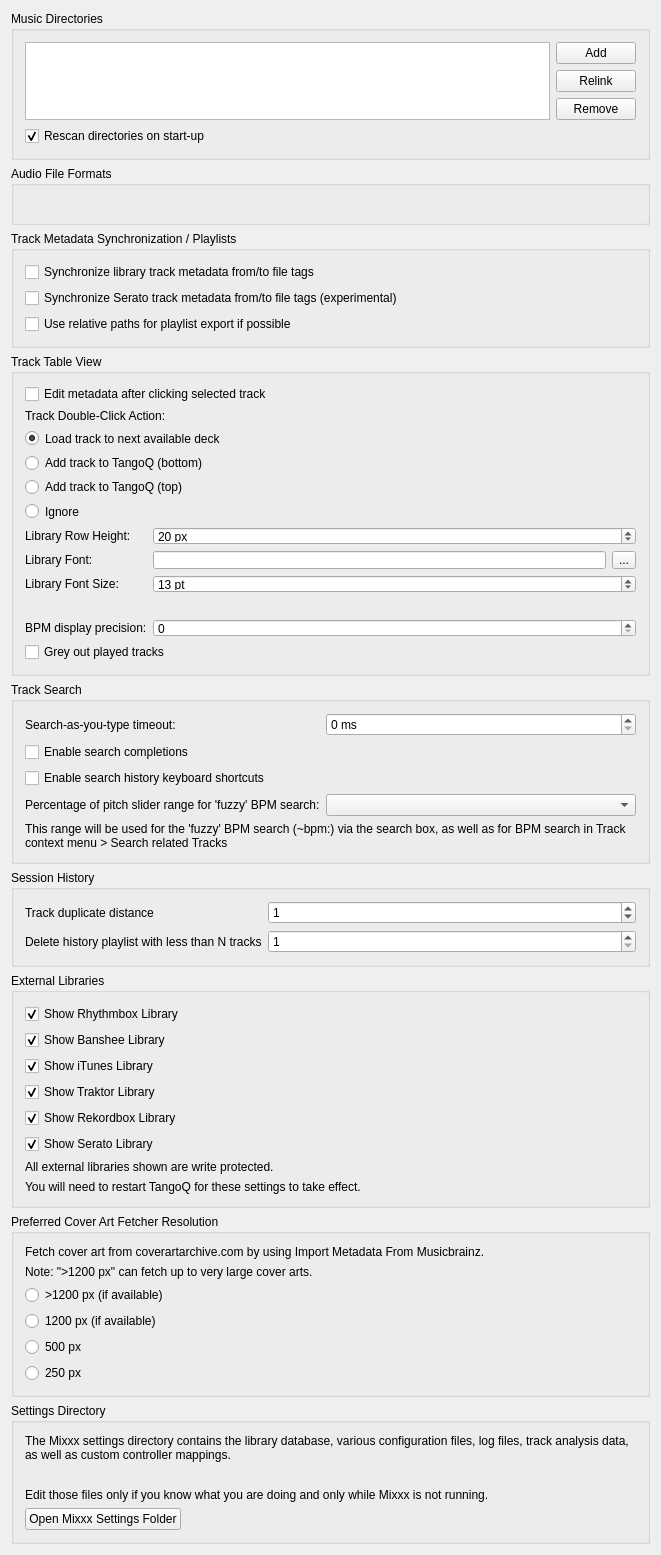
Qt form src/preferences/dialog/dlgpreflibrarydlg.ui (seemantadutta/tangoq) before a commit.
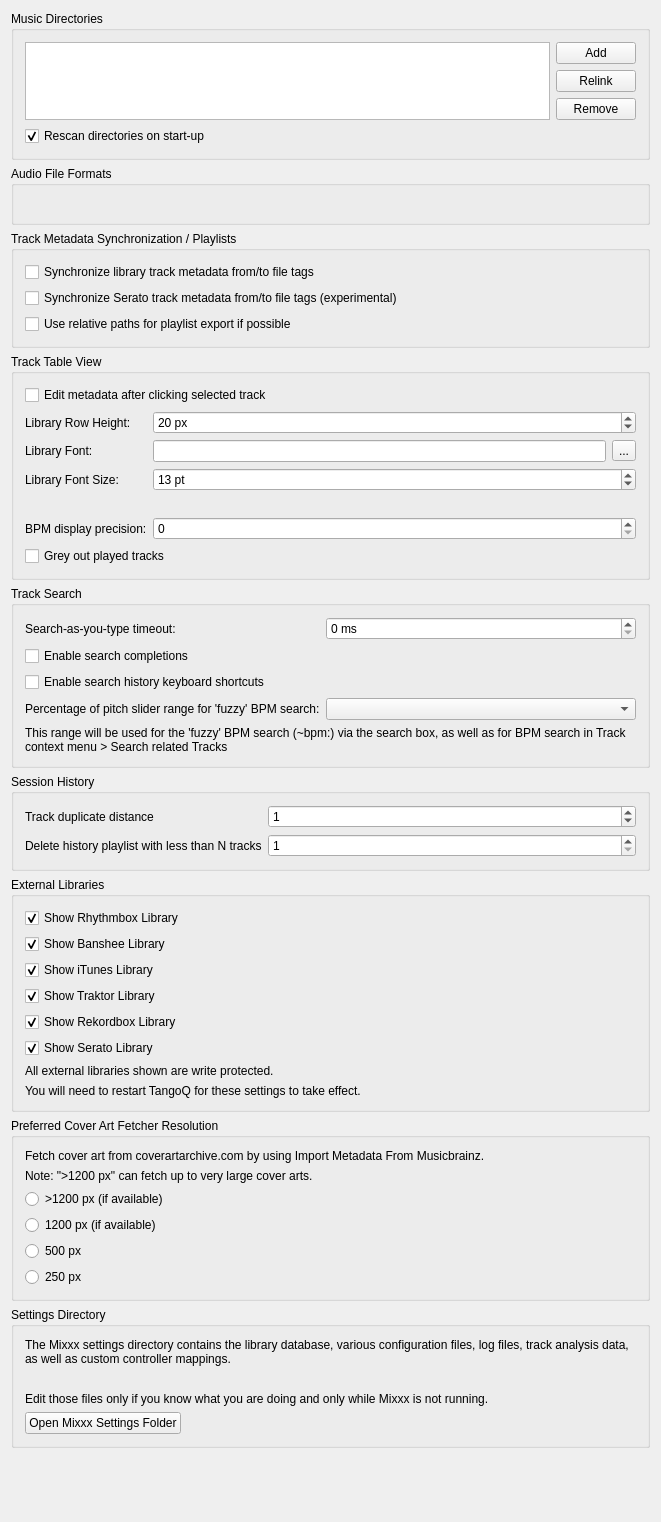
The same form after that commit.

Commit message: Remove track double-click action (always ignore)

```diff
--- a/src/preferences/dialog/dlgpreflibrarydlg.ui
+++ b/src/preferences/dialog/dlgpreflibrarydlg.ui
@@ -170,50 +170,7 @@
        </widget>
       </item>
 
-      <item row="2" column="0" colspan="3">
-       <widget class="QLabel" name="label_doubeClickAction">
-        <property name="text">
-         <string>Track Double-Click Action:</string>
-        </property>
-        <property name="alignment">
-         <set>Qt::AlignLeft|Qt::AlignVCenter</set>
-        </property>
-       </widget>
-      </item>
-
-      <item row="3" column="0" colspan="3">
-       <widget class="QRadioButton" name="radioButton_dbclick_deck">
-        <property name="text">
-         <string>Load track to next available deck</string>
-        </property>
-        <property name="checked">
-         <bool>true</bool>
-        </property>
-       </widget>
-      </item>
-      <item row="4" column="0" colspan="3">
-       <widget class="QRadioButton" name="radioButton_dbclick_bottom">
-        <property name="text">
-         <string>Add track to TangoQ (bottom)</string>
-        </property>
-       </widget>
-      </item>
-      <item row="5" column="0" colspan="3">
-       <widget class="QRadioButton" name="radioButton_dbclick_top">
-        <property name="text">
-         <string>Add track to TangoQ (top)</string>
-        </property>
-       </widget>
-      </item>
-      <item row="6" column="0" colspan="3">
-       <widget class="QRadioButton" name="radioButton_dbclick_ignore">
-        <property name="text">
-         <string>Ignore</string>
-        </property>
-       </widget>
-      </item>
-
-      <item row="7" column="0">
+      <item row="2" column="0">
        <widget class="QLabel" name="label_rowHeight">
         <property name="text">
          <string>Library Row Height:</string>
@@ -223,7 +180,7 @@
         </property>
        </widget>
       </item>
-      <item row="7" column="1" colspan="2">
+      <item row="2" column="1" colspan="2">
        <widget class="QSpinBox" name="spinBox_row_height">
         <property name="suffix">
          <string> px</string>
@@ -240,7 +197,7 @@
        </widget>
       </item>
 
-      <item row="8" column="0">
+      <item row="3" column="0">
        <widget class="QLabel" name="label_libraryFont">
         <property name="text">
          <string>Library Font:</string>
@@ -250,14 +207,14 @@
         </property>
        </widget>
       </item>
-      <item row="8" column="1">
+      <item row="3" column="1">
        <widget class="QLineEdit" name="lineEdit_library_font">
         <property name="readOnly">
          <bool>true</bool>
         </property>
        </widget>
       </item>
-      <item row="8" column="2">
+      <item row="3" column="2">
        <widget class="QToolButton" name="btn_library_font">
         <property name="text">
          <string>...</string>
@@ -265,7 +222,7 @@
        </widget>
       </item>
 
-      <item row="9" column="0">
+      <item row="4" column="0">
        <widget class="QLabel" name="label_libraryFontSize">
         <property name="text">
          <string>Library Font Size:</string>
@@ -275,7 +232,7 @@
         </property>
        </widget>
       </item>
-      <item row="9" column="1" colspan="2">
+      <item row="4" column="1" colspan="2">
        <widget class="QSpinBox" name="spinBox_font_size">
         <property name="suffix">
          <string> pt</string>
@@ -291,7 +248,7 @@
         </property>
        </widget>
       </item>
-      <item row="10" column="1" colspan="2">
+      <item row="5" column="1" colspan="2">
        <widget class="QLabel" name="label_fontSizeHint">
         <property name="text">
          <string/>
@@ -307,7 +264,7 @@
        </widget>
       </item>
 
-      <item row="11" column="0">
+      <item row="6" column="0">
        <widget class="QLabel" name="label_bpm_precision">
         <property name="text">
          <string>BPM display precision:</string>
@@ -317,11 +274,11 @@
         </property>
        </widget>
       </item>
-      <item row="11" column="1" colspan="2">
+      <item row="6" column="1" colspan="2">
        <widget class="QSpinBox" name="spinbox_bpm_precision"/>
       </item>
 
-      <item row="12" column="0" colspan="3">
+      <item row="7" column="0" colspan="3">
        <widget class="QCheckBox" name="checkbox_played_track_color">
         <property name="text">
          <string>Grey out played tracks</string>
```
Left out of the diff: 4 changed lines with no effect on the pictures. The commit also changes 5 other files.
